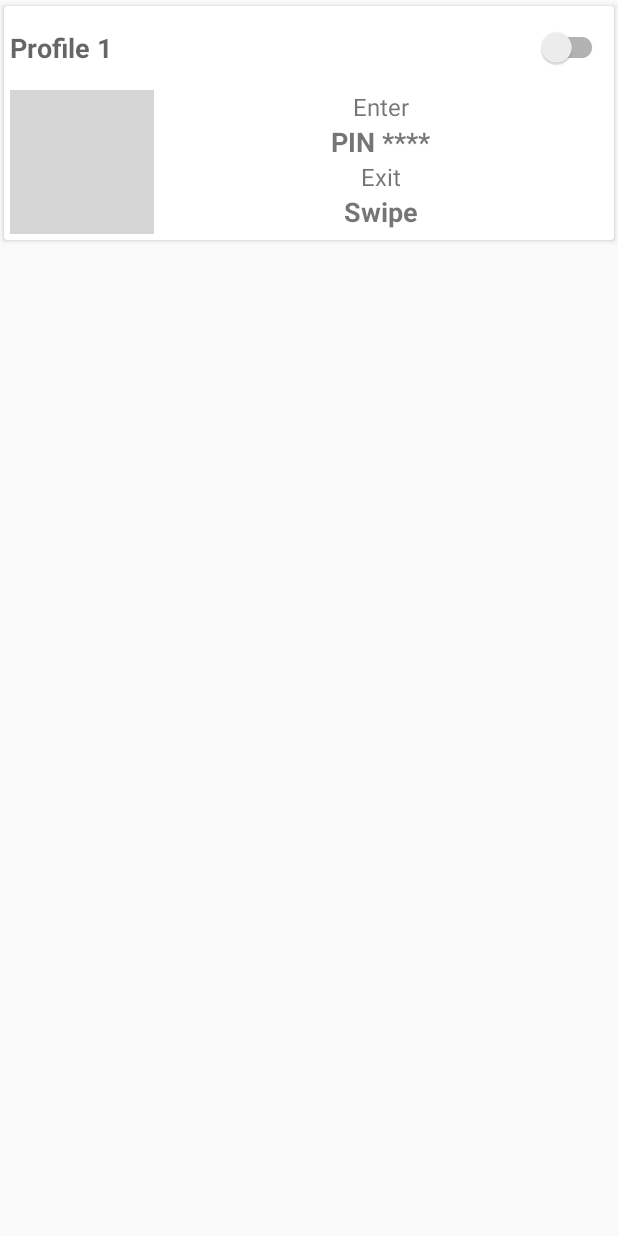
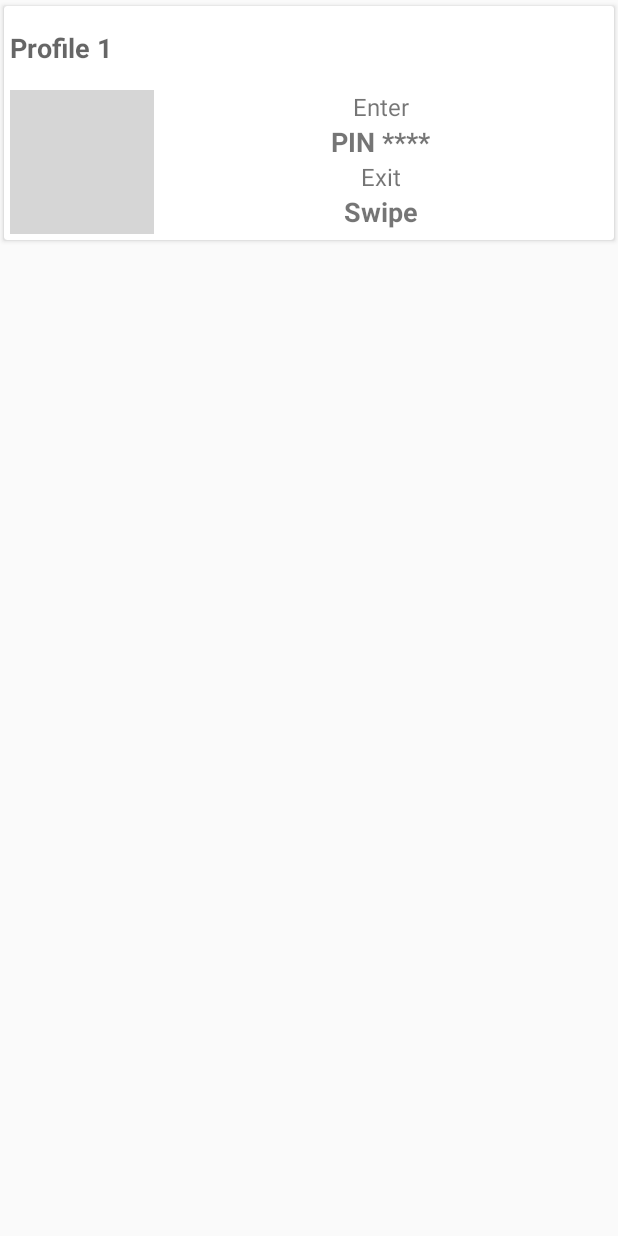
Before and after one commit to indritbashkimi/LockScheduler, an Android app: the layout item_profile.xml on its own in the app's theme, with its tools: preview values and no code run, on a phone screen of 412 x 824 dp. Run offline under Robolectric (Android 15) with nearby library versions, the phone set to English and light mode, and no system bars; grey boxes are pictures that could not be loaded.

Commit message:
Profile design improvement and bug fixes.

```diff
--- a/app/src/main/java/it/ibashkimi/lockscheduler/LockSchedulerAdmin.java
+++ b/app/src/main/java/it/ibashkimi/lockscheduler/LockSchedulerAdmin.java
@@ -42,7 +42,7 @@ public class LockSchedulerAdmin extends DeviceAdminReceiver {
 
     @Override
     public void onPasswordChanged(Context context, Intent intent) {
-        showToast(context, "Sample Device Admin: pw changed");
+        showToast(context, "LockScheduler: password changed");
     }
 
     @Override
--- a/app/src/main/java/it/ibashkimi/lockscheduler/services/GeofenceTransitionsIntentService.java
+++ b/app/src/main/java/it/ibashkimi/lockscheduler/services/GeofenceTransitionsIntentService.java
@@ -55,14 +55,18 @@ public class GeofenceTransitionsIntentService extends IntentService {
             }
             if (geofenceTransition == Geofence.GEOFENCE_TRANSITION_DWELL || geofenceTransition == Geofence.GEOFENCE_TRANSITION_ENTER) {
                 if (!profile.isEntered()) {
+                    Log.d(TAG, "onHandleIntent: profile " + profile.getName() + " enter event accepted.");
                     profile.setEntered(true);
+                    sendNotification(getTransitionName(geofenceTransition).toUpperCase() + ": " + profile.getName());
                     doJob(profile.getEnterLockMode());
                 } else {
                     Log.d(TAG, String.format("onHandleIntent: profile %s already entered. ignoring enter event", profile.getName()));
                 }
             } else {
                 if (profile.isEntered()) {
+                    Log.d(TAG, "onHandleIntent: profile " + profile.getName() + " exit event accepted.");
                     profile.setEntered(false);
+                    sendNotification(getTransitionName(geofenceTransition).toUpperCase() + ": " + profile.getName());
                     doJob(profile.getExitLockMode());
                 } else {
                     Log.d(TAG, String.format("onHandleIntent: profile %s not entered yet. ignoring exit event.", profile.getName()));
@@ -70,8 +74,6 @@ public class GeofenceTransitionsIntentService extends IntentService {
             }
             saveProfiles(profiles);
         }
-        sendNotification(getTransitionName(geofenceTransition));
-
         Log.d(TAG, "onHandleIntent() returned: notification created");
     }
 
--- a/app/src/main/res/layout/item_profile.xml
+++ b/app/src/main/res/layout/item_profile.xml
@@ -33,6 +33,7 @@
 
             <android.support.v7.widget.SwitchCompat
                 android:id="@+id/switchView"
+                android:visibility="invisible"
                 android:layout_width="wrap_content"
                 android:layout_height="wrap_content" />
 
@@ -63,7 +64,7 @@
                     android:text="Enter"/>
 
                 <TextView
-                    android:id="@+id/lock_mode"
+                    android:id="@+id/enter_lock_mode"
                     android:layout_gravity="center_horizontal"
                     android:layout_width="wrap_content"
                     android:layout_height="wrap_content"
@@ -79,7 +80,7 @@
                     android:text="Exit"/>
 
                 <TextView
-                    android:id="@+id/otherwise_lock_mode"
+                    android:id="@+id/exit_lock_mode"
                     android:layout_gravity="center_horizontal"
                     android:layout_width="wrap_content"
                     android:layout_height="wrap_content"
```
Also changed, not shown: app/src/main/java/it/ibashkimi/lockscheduler/MainActivity.java (+7 -1 lines), app/src/main/java/it/ibashkimi/lockscheduler/adapters/ProfileAdapter.java (+18 -0 lines).
